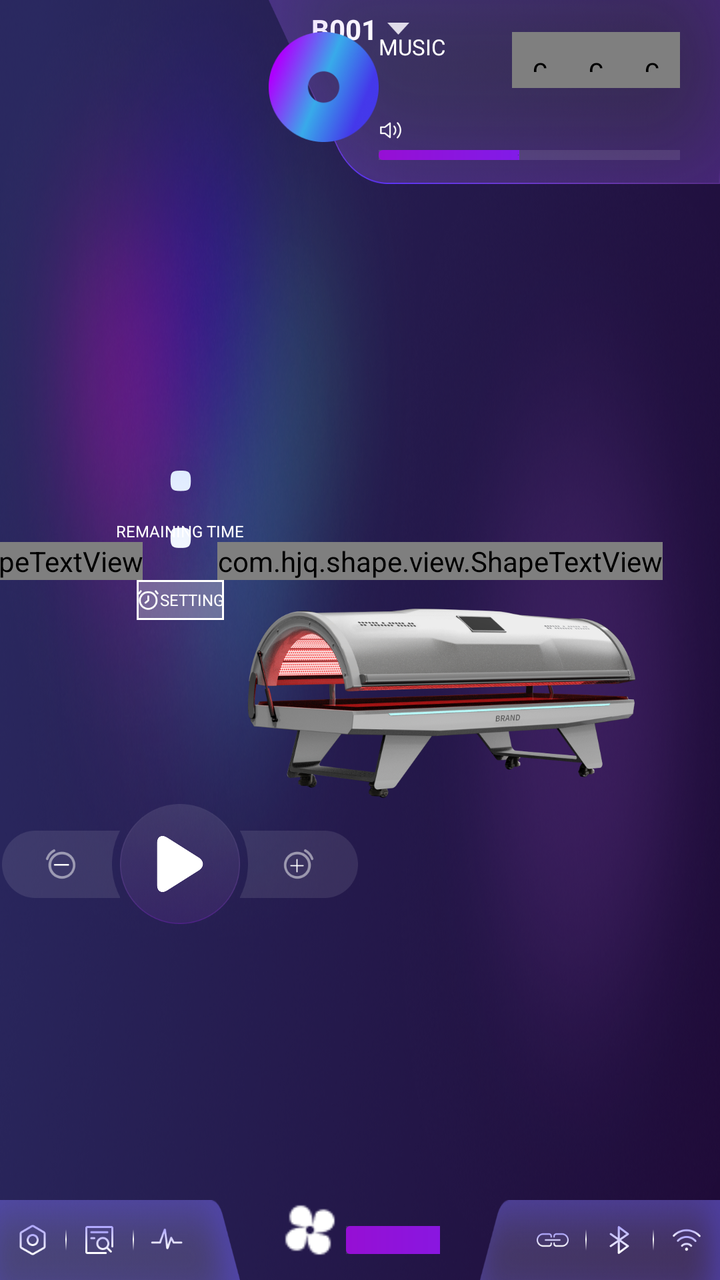
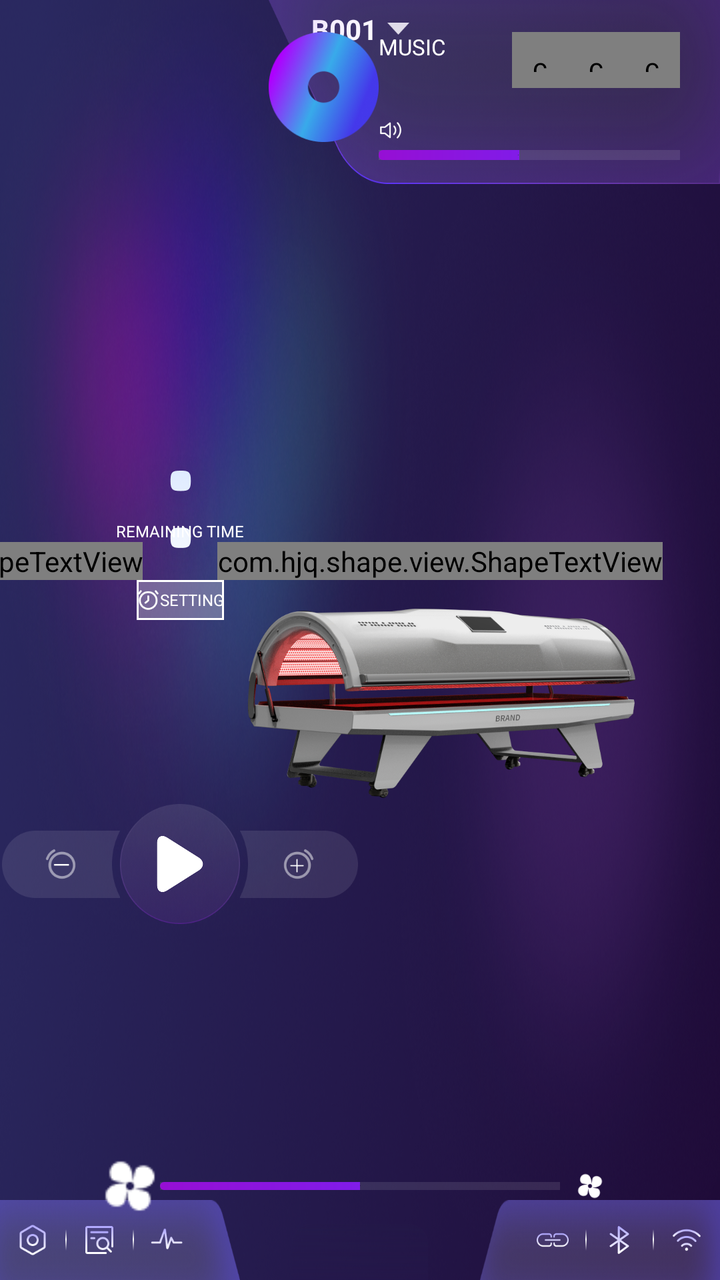

Screens rendered from an Android XML layout before and after an edit, with the pre-edit source and the edit as a unified diff.
<!-- AndroidManifest.xml: application theme AppTheme -->
<!-- res/layout/layout_devicelauncheractivity.xml -->
<?xml version="1.0" encoding="utf-8"?>
<LinearLayout xmlns:android="http://schemas.android.com/apk/res/android"
    xmlns:app="http://schemas.android.com/apk/res-auto"
    xmlns:tools="http://schemas.android.com/tools"
    android:layout_width="match_parent"
    android:layout_height="match_parent"
    android:background="@mipmap/bg_main"
    android:orientation="vertical"
    tools:ignore="MissingConstraints">

    <FrameLayout
        android:layout_width="match_parent"
        android:layout_height="42dp"
        android:visibility="gone">

        <LinearLayout
            android:layout_width="match_parent"
            android:layout_height="42dp"
            android:background="@color/title_color"
            android:gravity="center_vertical"
            android:orientation="horizontal">

            <ImageView
                android:id="@+id/ivFinish"
                android:layout_width="wrap_content"
                android:layout_height="match_parent"
                android:layout_centerVertical="true"
                android:paddingVertical="12dp"
                android:paddingLeft="20dp"
                android:paddingRight="10dp"
                android:src="@mipmap/icon_w_finish" />


            <View
                android:layout_width="match_parent"
                android:layout_height="match_parent"
                android:layout_weight="1" />

        </LinearLayout>

        
        
        
        
        
        
        
        

        <ImageView
            android:layout_width="160dp"
            android:layout_height="wrap_content"
            android:layout_gravity="center"
            android:src="@mipmap/pic_titlelogo" />
    </FrameLayout>

    <androidx.constraintlayout.widget.ConstraintLayout
        android:layout_width="match_parent"
        android:layout_height="match_parent">

        <include layout="@layout/layout_logo_top_left" />

        <LinearLayout
            android:id="@+id/llDeviceName"
            android:layout_width="wrap_content"
            android:layout_height="wrap_content"
            android:gravity="center_vertical"
            android:orientation="horizontal"
            android:paddingVertical="5dp"
            android:paddingRight="10dp"
            app:layout_constraintLeft_toLeftOf="parent"
            app:layout_constraintRight_toRightOf="parent">

            <TextView
                android:id="@+id/tvDeviceName"
                android:layout_width="wrap_content"
                android:layout_height="wrap_content"
                android:layout_marginLeft="10dp"
                android:gravity="center_vertical"
                android:paddingRight="5dp"
                android:text="B001"
                android:textColor="@color/white"
                android:textSize="14dp"
                android:textStyle="bold" />

            <ImageView
                android:id="@+id/ivDeviceName"
                android:layout_width="11dp"
                android:layout_height="6dp"
                android:src="@mipmap/icon_sanjiao" />

        </LinearLayout>

        <ImageView
            android:layout_width="275dp"
            android:layout_height="155dp"
            android:src="@mipmap/ic_machine"
            app:layout_constraintBottom_toTopOf="@id/ll_bottom"
            app:layout_constraintEnd_toEndOf="parent"
            app:layout_constraintTop_toBottomOf="@id/view_top_end" />

        <androidx.constraintlayout.widget.ConstraintLayout
            android:id="@+id/view_top_end"
            android:layout_width="wrap_content"
            android:layout_height="92dp"
            android:background="@mipmap/bg_main_top_right"
            android:paddingStart="@dimen/dp_40"
            app:layout_constraintEnd_toEndOf="parent"
            app:layout_constraintTop_toTopOf="parent">

            <ImageView
                android:id="@+id/logo_music"
                android:layout_width="55dp"
                android:layout_height="55dp"
                android:layout_marginTop="16dp"
                android:layout_marginEnd="@dimen/dp_10"
                android:src="@mipmap/ic_music"
                app:layout_constraintEnd_toStartOf="@id/tvPlayingNow"
                app:layout_constraintTop_toTopOf="parent" />

            <TextView
                android:id="@+id/tvMusic"
                android:layout_width="wrap_content"
                android:layout_height="wrap_content"
                android:layout_marginBottom="@dimen/dp_4"
                android:text="MUSIC"
                android:textColor="@color/white"
                android:textSize="11sp"
                app:layout_constraintStart_toStartOf="@id/tvPlayingNow"
                app:layout_constraintTop_toTopOf="@id/logo_music" />

            <TextView
                android:id="@+id/tvPlayingNow"
                android:layout_width="wrap_content"
                android:layout_height="wrap_content"
                android:layout_marginEnd="27dp"
                android:text="PLAYING NOW"
                android:textColor="#9F9F9F"
                android:textSize="6sp"
                android:visibility="invisible"
                app:layout_constraintEnd_toStartOf="@id/ivSong1"
                app:layout_constraintTop_toBottomOf="@id/tvMusic" />

            <ImageView

                android:layout_width="wrap_content"
                android:layout_height="wrap_content" />

            <com.diwen.liliao.utils.ReplaceSelectorImageView
                android:id="@+id/ivSong1"
                android:layout_width="28dp"
                android:layout_height="28dp"
                android:padding="8dp"
                android:src="@mipmap/icon_song1"
                app:layout_constraintBottom_toBottomOf="@id/ivSong2"
                app:layout_constraintEnd_toStartOf="@id/ivSong2"
                app:layout_constraintTop_toTopOf="@id/ivSong2" />

            <com.diwen.liliao.utils.ReplaceSelectorImageView
                android:id="@+id/ivSong2"
                android:layout_width="28dp"
                android:layout_height="28dp"
                android:padding="8dp"
                android:src="@mipmap/icon_song2"
                app:layout_constraintBottom_toBottomOf="@id/ivSong3"
                app:layout_constraintEnd_toStartOf="@id/ivSong3"
                app:layout_constraintTop_toTopOf="@id/ivSong3" />

            <com.diwen.liliao.utils.ReplaceSelectorImageView
                android:id="@+id/ivSong3"
                android:layout_width="28dp"
                android:layout_height="28dp"
                android:padding="8dp"
                android:src="@mipmap/icon_song3"
                app:layout_constraintEnd_toEndOf="@id/seekbar"
                app:layout_constraintTop_toTopOf="@id/logo_music" />

            <ImageView
                android:layout_width="12dp"
                android:layout_height="12dp"
                android:src="@mipmap/ic_music_small"
                app:layout_constraintLeft_toLeftOf="@id/seekbar"
                app:layout_constraintTop_toTopOf="@id/seekbar" />

            <SeekBar
                android:id="@+id/seekbar"
                style="@android:style/Widget.SeekBar"
                android:layout_width="0dp"
                android:layout_height="33dp"
                android:layout_gravity="center_vertical"
                android:layout_marginStart="@dimen/dp_10"
                android:layout_marginEnd="20dp"
                android:background="@null"
                android:max="15"
                android:min="0"
                android:paddingStart="0dp"
                android:paddingTop="16dp"
                android:paddingEnd="0dp"
                android:paddingBottom="12dp"
                android:progress="7"
                android:progressDrawable="@drawable/layer_list_progress_drawable_1"
                android:thumb="@drawable/shape_progressbar_thumb"
                app:layout_constraintBottom_toBottomOf="parent"
                app:layout_constraintEnd_toEndOf="parent"
                app:layout_constraintStart_toEndOf="@id/logo_music"
                tools:ignore="MissingConstraints" />

        </androidx.constraintlayout.widget.ConstraintLayout>

        <LinearLayout
            android:id="@+id/ll_bottom"
            android:layout_width="match_parent"
            android:layout_height="40dp"
            android:orientation="horizontal"
            app:layout_constraintBottom_toBottomOf="parent">

            <LinearLayout
                android:layout_width="0dp"
                android:layout_height="match_parent"
                android:layout_weight="1"
                android:background="@mipmap/bg_main_bottom_left"
                android:gravity="center_vertical"
                android:orientation="horizontal"
                android:paddingEnd="20dp">

                <LinearLayout
                    android:id="@+id/ivSetting"
                    android:layout_width="0dp"
                    android:layout_height="match_parent"
                    android:layout_weight="1"
                    android:gravity="center">

                    <ImageView
                        android:layout_width="16dp"
                        android:layout_height="16dp"
                        android:src="@mipmap/icon_setting" />

                </LinearLayout>

                <ImageView
                    android:layout_width="wrap_content"
                    android:layout_height="wrap_content"
                    android:src="@mipmap/line_divider" />

                <LinearLayout
                    android:id="@+id/ivRecord"
                    android:layout_width="0dp"
                    android:layout_height="match_parent"
                    android:layout_weight="1"
                    android:gravity="center">

                    <ImageView
                        android:layout_width="16dp"
                        android:layout_height="16dp"
                        android:src="@mipmap/ic_record" />

                </LinearLayout>

                <ImageView
                    android:layout_width="wrap_content"
                    android:layout_height="wrap_content"
                    android:src="@mipmap/line_divider" />

                <LinearLayout
                    android:id="@+id/ivMaiChong"
                    android:layout_width="0dp"
                    android:layout_height="match_parent"
                    android:layout_weight="1"
                    android:gravity="center">

                    <ImageView
                        android:layout_width="16dp"
                        android:layout_height="16dp"
                        android:src="@mipmap/ic_maichong" />

                </LinearLayout>


            </LinearLayout>

            <LinearLayout
                android:layout_width="0dp"
                android:layout_height="match_parent"
                android:layout_weight="1"
                android:gravity="center_vertical"
                android:orientation="horizontal"
                android:paddingStart="20dp"
                android:paddingEnd="20dp">

                <TextView
                    android:id="@+id/modelName"
                    android:layout_width="0dp"
                    android:layout_height="match_parent"
                    android:layout_gravity="center_horizontal"
                    android:layout_weight="1"
                    android:gravity="center"
                    android:text="@string/app_name"
                    android:textColor="@color/white"
                    android:textSize="14dp" />

                <LinearLayout
                    android:layout_width="230dp"
                    android:layout_height="match_parent"
                    android:orientation="horizontal">

                    <ImageView
                        android:id="@+id/fenshanJian"
                        android:layout_width="30dp"
                        android:layout_height="30dp"
                        android:padding="@dimen/dp_10"
                        android:src="@mipmap/ic_fengshan_jian" />

                    <SeekBar
                        android:id="@+id/seekbar_fengshan"
                        style="@android:style/Widget.SeekBar"
                        android:layout_width="0dp"
                        android:layout_height="match_parent"
                        android:layout_gravity="center_vertical"
                        android:layout_marginHorizontal="3dp"
                        android:layout_marginStart="@dimen/dp_10"
                        android:layout_marginEnd="@dimen/dp_10"
                        android:layout_weight="1"
                        android:background="@null"
                        android:enabled="false"
                        android:max="5"
                        android:min="1"
                        android:paddingStart="0dp"
                        android:paddingTop="13dp"
                        android:paddingEnd="0dp"
                        android:paddingBottom="13dp"
                        android:progress="3"
                        android:progressDrawable="@drawable/layer_list_progress_drawable_1"
                        android:thumb="@drawable/shape_progressbar_thumb" />

                    <ImageView
                        android:id="@+id/fenshanJia"
                        android:layout_width="30dp"
                        android:layout_height="30dp"
                        android:padding="7.5dp"
                        android:src="@mipmap/ic_fengshan_add" />

                </LinearLayout>

            </LinearLayout>

            <LinearLayout
                android:layout_width="0dp"
                android:layout_height="match_parent"
                android:layout_weight="1"
                android:background="@mipmap/bg_main_bottom_right"
                android:gravity="center_vertical"
                android:orientation="horizontal"
                android:paddingStart="20dp">

                <LinearLayout
                    android:layout_width="0dp"
                    android:layout_height="match_parent"
                    android:layout_weight="1"
                    android:gravity="center">

                    <ImageView
                        android:id="@+id/ivPhone"
                        android:layout_width="16dp"
                        android:layout_height="16dp"
                        android:src="@mipmap/icon_phoneline" />

                </LinearLayout>

                <ImageView
                    android:layout_width="wrap_content"
                    android:layout_height="wrap_content"
                    android:src="@mipmap/line_divider" />

                <LinearLayout
                    android:layout_width="0dp"
                    android:layout_height="match_parent"
                    android:layout_weight="1"
                    android:gravity="center">

                    <ImageView
                        android:id="@+id/ivBl"
                        android:layout_width="16dp"
                        android:layout_height="16dp"
                        android:src="@mipmap/icon_lanta" />

                </LinearLayout>

                <ImageView
                    android:layout_width="wrap_content"
                    android:layout_height="wrap_content"
                    android:src="@mipmap/line_divider" />

                <LinearLayout
                    android:layout_width="0dp"
                    android:layout_height="match_parent"
                    android:layout_weight="1"
                    android:gravity="center">

                    <ImageView
                        android:id="@+id/iv_wifi"
                        android:layout_width="16dp"
                        android:layout_height="16dp"
                        android:src="@mipmap/icon_wificonnect" />

                </LinearLayout>


            </LinearLayout>

        </LinearLayout>

        <RelativeLayout
            android:id="@+id/rl_start"
            android:layout_width="60dp"
            android:layout_height="60dp"
            android:background="@mipmap/bg_start"
            app:layout_constraintBottom_toTopOf="@id/ll_bottom"
            app:layout_constraintLeft_toLeftOf="parent"
            app:layout_constraintRight_toRightOf="@id/guild_line_ver_center"
            app:layout_constraintTop_toBottomOf="@id/iv_status"
            app:layout_constraintVertical_bias="0.4">

            <ImageView
                android:id="@+id/iv_start"
                android:layout_width="28dp"
                android:layout_height="28dp"
                android:layout_centerInParent="true"
                android:src="@mipmap/ic_stop" />

        </RelativeLayout>

        <RelativeLayout
            android:id="@+id/rl_start_left"
            android:layout_width="59dp"
            android:layout_height="33.5dp"
            android:background="@mipmap/bg_time_left"
            app:layout_constraintBottom_toBottomOf="@id/rl_start"
            app:layout_constraintEnd_toStartOf="@id/rl_start"
            app:layout_constraintTop_toTopOf="@id/rl_start">

            <ImageView
                android:id="@+id/ivmiue"
                android:layout_width="20dp"
                android:layout_height="20dp"
                android:layout_centerInParent="true"
                android:src="@mipmap/icon_jian_no" />

        </RelativeLayout>

        <RelativeLayout
            android:id="@+id/rl_start_right"
            android:layout_width="59dp"
            android:layout_height="33.5dp"
            android:background="@mipmap/bg_time_right"
            app:layout_constraintBottom_toBottomOf="@id/rl_start"
            app:layout_constraintStart_toEndOf="@id/rl_start"
            app:layout_constraintTop_toTopOf="@id/rl_start">

            <ImageView
                android:id="@+id/ivAdd"
                android:layout_width="20dp"
                android:layout_height="20dp"
                android:layout_centerInParent="true"
                android:src="@mipmap/icon_add_no" />
        </RelativeLayout>

        <androidx.constraintlayout.widget.Guideline
            android:id="@+id/guild_line_ver_center"
            android:layout_width="wrap_content"
            android:layout_height="wrap_content"
            android:orientation="vertical"
            app:layout_constraintGuide_percent="0.5" />

        <ImageView
            android:id="@+id/shapeMao"
            android:layout_width="wrap_content"
            android:layout_height="wrap_content"
            android:src="@mipmap/ic_time_point"
            app:layout_constraintBottom_toTopOf="@id/iv_status"
            app:layout_constraintEnd_toEndOf="@id/guild_line_ver_center"
            app:layout_constraintStart_toStartOf="parent" />

        <com.hjq.shape.view.ShapeTextView
            android:id="@+id/tvMine"
            android:layout_width="wrap_content"
            android:layout_height="wrap_content"
            android:gravity="center"
            android:text="10"
            android:textColor="@color/white"
            android:textSize="52.5sp"
            android:textStyle="bold"
            app:layout_constraintBottom_toTopOf="@id/iv_status"
            app:layout_constraintEnd_toStartOf="@id/shapeMao" />

        <com.hjq.shape.view.ShapeTextView
            android:id="@+id/tvSeconds"
            android:layout_width="wrap_content"
            android:layout_height="wrap_content"
            android:gravity="center"
            android:text="00"
            android:textColor="@color/white"
            android:textSize="52.5sp"
            android:textStyle="bold"
            app:layout_constraintBottom_toTopOf="@id/iv_status"
            app:layout_constraintStart_toEndOf="@id/shapeMao" />

        
        
        
        
        
        
        
        
        

        <LinearLayout
            android:id="@+id/iv_status"
            android:layout_width="wrap_content"
            android:layout_height="20dp"
            android:background="@drawable/bg_stroke_corner_10"
            android:gravity="center"
            android:orientation="horizontal"
            android:paddingHorizontal="@dimen/dp_10"
            app:layout_constraintBottom_toTopOf="@id/ll_bottom"
            app:layout_constraintEnd_toEndOf="@id/shapeMao"
            app:layout_constraintStart_toStartOf="@id/shapeMao"
            app:layout_constraintTop_toTopOf="parent">

            <ImageView
                android:layout_width="12dp"
                android:layout_height="12dp"
                android:src="@mipmap/ic_clock" />

            <TextView
                android:id="@+id/tv_status"
                android:layout_width="wrap_content"
                android:layout_height="wrap_content"
                android:layout_marginStart="@dimen/dp_4"
                android:text="SETTING"
                android:textColor="@color/white"
                android:textSize="8sp" />

        </LinearLayout>

        <TextView
            android:id="@+id/tvRemainingTime"
            android:layout_width="wrap_content"
            android:layout_height="wrap_content"
            android:text="REMAINING TIME"
            android:textColor="@color/white"
            android:textSize="8sp"
            app:layout_constraintBottom_toTopOf="@id/tvMine"
            app:layout_constraintEnd_toEndOf="@id/shapeMao"
            app:layout_constraintStart_toStartOf="@id/shapeMao" />

        <FrameLayout
            android:id="@+id/prepareOverlay"
            android:layout_width="0dp"
            android:layout_height="0dp"
            android:background="@mipmap/bg_main"
            android:clickable="true"
            android:focusable="true"
            android:visibility="gone"
            app:layout_constraintBottom_toBottomOf="parent"
            app:layout_constraintEnd_toEndOf="parent"
            app:layout_constraintStart_toStartOf="parent"
            app:layout_constraintTop_toTopOf="parent">

            <LinearLayout
                android:layout_width="wrap_content"
                android:layout_height="wrap_content"
                android:layout_gravity="center"
                android:gravity="center"
                android:orientation="vertical">

                <TextView
                    android:id="@+id/tvPrepareTitle"
                    android:layout_width="wrap_content"
                    android:layout_height="wrap_content"
                    android:text="SESSION STARTING IN SECONDS"
                    android:textColor="@color/white"
                    android:textSize="13sp" />

                <TextView
                    android:id="@+id/tvPrepareSeconds"
                    android:layout_width="220dp"
                    android:layout_height="130dp"
                    android:gravity="center"
                    android:text="10"
                    android:textColor="@color/white"
                    android:textSize="86sp"
                    android:textStyle="bold" />

                <TextView
                    android:id="@+id/tvPrepareHint"
                    android:layout_width="wrap_content"
                    android:layout_height="wrap_content"
                    android:text="Get in Bed Now"
                    android:textColor="@color/white"
                    android:textSize="13sp" />

            </LinearLayout>

            <ImageView
                android:id="@+id/ivPrepareBack"
                android:layout_width="58dp"
                android:layout_height="46dp"
                android:layout_gravity="bottom|end"
                android:paddingHorizontal="16dp"
                android:paddingVertical="11dp"
                android:src="@mipmap/icon_w_finish" />

        </FrameLayout>

        <androidx.recyclerview.widget.RecyclerView
            android:id="@+id/mesreList"
            android:layout_width="370dp"
            android:layout_height="match_parent"
            android:background="@color/white"
            android:orientation="vertical"
            android:visibility="gone"
            app:layoutManager="androidx.recyclerview.widget.LinearLayoutManager"
            app:layout_constraintRight_toRightOf="parent"
            app:layout_constraintTop_toTopOf="parent" />

        <ImageView
            android:id="@+id/iv_warning"
            android:layout_width="wrap_content"
            android:layout_height="wrap_content"
            android:src="@drawable/ic_warning_pic"
            android:visibility="gone"
            app:layout_constraintBottom_toBottomOf="parent"
            app:layout_constraintLeft_toLeftOf="parent"
            app:layout_constraintRight_toRightOf="parent"
            app:layout_constraintTop_toTopOf="parent"
            tools:visibility="visible" />

    </androidx.constraintlayout.widget.ConstraintLayout>


</LinearLayout>
<!-- res/layout/layout_logo_top_left.xml (included above) -->
<?xml version="1.0" encoding="utf-8"?>
<androidx.constraintlayout.widget.ConstraintLayout xmlns:android="http://schemas.android.com/apk/res/android"
    xmlns:app="http://schemas.android.com/apk/res-auto"
    android:layout_width="wrap_content"
    android:layout_height="wrap_content">

    <ImageView
        android:layout_width="123dp"
        android:layout_height="47dp"
        android:padding="16dp"
        android:src="@mipmap/ic_logo_main"
        android:visibility="invisible"
        app:layout_constraintDimensionRatio="H,62:11"
        app:layout_constraintStart_toStartOf="parent"
        app:layout_constraintTop_toTopOf="parent" />

</androidx.constraintlayout.widget.ConstraintLayout>
<!-- resources referenced by this layout -->
<resources>
  <color name="title_color">#735A74F9</color>
  <color name="white">#FFFFFF</color>
  <!-- drawable bg_stroke_corner_10 (drawable) -->
  <?xml version="1.0" encoding="utf-8"?>
  <shape android:shape="rectangle" xmlns:android="http://schemas.android.com/apk/res/android">
      <corners android:radius="@dimen/dp_10" />
      <stroke
          android:color="@color/white"
          android:width="1dp" />
      <solid android:color="#47FFFFFF" />
  
  </shape>
  <!-- drawable layer_list_progress_drawable_1 (drawable) -->
  <?xml version="1.0" encoding="utf-8"?>
  <layer-list xmlns:android="http://schemas.android.com/apk/res/android">
  
      <item
          android:id="@android:id/background"
          android:drawable="@color/white10" />
  
      <item android:id="@android:id/progress">
  
          <clip android:drawable="@drawable/shape_progressbar_progress" />
  
      </item>
  
  </layer-list>
  <!-- drawable shape_progressbar_thumb (drawable) -->
  <?xml version="1.0" encoding="utf-8"?>
  <shape xmlns:android="http://schemas.android.com/apk/res/android">
  
      
      <solid android:color="@color/bg00" />
  
  </shape>
  <string name="app_name">Magique</string>
  <style name="AppTheme" parent="Theme.AppCompat.Light.NoActionBar">
          <item name="colorPrimary">@color/white</item>
          <item name="colorPrimaryDark">@color/white</item>
          <item name="colorAccent">@color/themeColor</item>
          <item name="android:textColor">@color/black</item>
  
          
          <item name="android:windowBackground">@color/white</item>
          <item name="android:windowSoftInputMode">stateAlwaysHidden</item>
          <item name="android:launchMode">singleTop</item>
          <item name="android:forceDarkAllowed" tools:ignore="NewApi">false</item>
      </style>
  <color name="white10">#1AFFFFFF</color>
  <!-- drawable shape_progressbar_progress (drawable) -->
  <?xml version="1.0" encoding="utf-8"?>
  <shape xmlns:android="http://schemas.android.com/apk/res/android">
  
      <gradient
          android:endColor="#6929FE"
          android:startColor="#960FD4" />
      <corners android:radius="2dp" />
  </shape>
  <color name="bg00">#00000000</color>
  <color name="themeColor">#3F73FE</color>
  <color name="black">#000000</color>
  <!-- unchanged entries left out for length: 32 -->
</resources>

<!-- the commit's change to res/layout/layout_devicelauncheractivity.xml (unified diff, before → after) -->
@@ -90,6 +90,12 @@
                 android:src="@mipmap/icon_sanjiao" />
 
         </LinearLayout>
+
+        <TextView
+            android:id="@+id/modelName"
+            android:layout_width="0dp"
+            android:layout_height="0dp"
+            android:visibility="gone" />
 
         <ImageView
             android:layout_width="275dp"
@@ -278,70 +284,19 @@
 
             </LinearLayout>
 
-            <LinearLayout
+            <FrameLayout
                 android:layout_width="0dp"
                 android:layout_height="match_parent"
                 android:layout_weight="1"
-                android:gravity="center_vertical"
-                android:orientation="horizontal"
-                android:paddingStart="20dp"
-                android:paddingEnd="20dp">
-
-                <TextView
-                    android:id="@+id/modelName"
-                    android:layout_width="0dp"
+                android:paddingHorizontal="26dp"
+                android:paddingTop="12dp">
+
+                <View
+                    android:layout_width="match_parent"
                     android:layout_height="match_parent"
-                    android:layout_gravity="center_horizontal"
-                    android:layout_weight="1"
-                    android:gravity="center"
-                    android:text="@string/app_name"
-                    android:textColor="@color/white"
-                    android:textSize="14dp" />
-
-                <LinearLayout
-                    android:layout_width="230dp"
-                    android:layout_height="match_parent"
-                    android:orientation="horizontal">
-
-                    <ImageView
-                        android:id="@+id/fenshanJian"
-                        android:layout_width="30dp"
-                        android:layout_height="30dp"
-                        android:padding="@dimen/dp_10"
-                        android:src="@mipmap/ic_fengshan_jian" />
-
-                    <SeekBar
-                        android:id="@+id/seekbar_fengshan"
-                        style="@android:style/Widget.SeekBar"
-                        android:layout_width="0dp"
-                        android:layout_height="match_parent"
-                        android:layout_gravity="center_vertical"
-                        android:layout_marginHorizontal="3dp"
-                        android:layout_marginStart="@dimen/dp_10"
-                        android:layout_marginEnd="@dimen/dp_10"
-                        android:layout_weight="1"
-                        android:background="@null"
-                        android:enabled="false"
-                        android:max="5"
-                        android:min="1"
-                        android:paddingStart="0dp"
-                        android:paddingTop="13dp"
-                        android:paddingEnd="0dp"
-                        android:paddingBottom="13dp"
-                        android:progress="3"
-                        android:progressDrawable="@drawable/layer_list_progress_drawable_1"
-                        android:thumb="@drawable/shape_progressbar_thumb" />
-
-                    <ImageView
-                        android:id="@+id/fenshanJia"
-                        android:layout_width="30dp"
-                        android:layout_height="30dp"
-                        android:padding="7.5dp"
-                        android:src="@mipmap/ic_fengshan_add" />
-
-                </LinearLayout>
-
-            </LinearLayout>
+                    android:background="@drawable/bg_main_bottom_center" />
+
+            </FrameLayout>
 
             <LinearLayout
                 android:layout_width="0dp"
@@ -406,6 +361,54 @@
 
 
             </LinearLayout>
+
+        </LinearLayout>
+
+        <LinearLayout
+            android:id="@+id/fan_control"
+            android:layout_width="260dp"
+            android:layout_height="30dp"
+            android:gravity="center_vertical"
+            android:orientation="horizontal"
+            android:translationY="8dp"
+            app:layout_constraintBottom_toTopOf="@id/ll_bottom"
+            app:layout_constraintEnd_toEndOf="parent"
+            app:layout_constraintStart_toStartOf="parent">
+
+            <ImageView
+                android:id="@+id/fenshanJian"
+                android:layout_width="30dp"
+                android:layout_height="30dp"
+                android:padding="@dimen/dp_10"
+                android:src="@mipmap/ic_fengshan_jian" />
+
+            <SeekBar
+                android:id="@+id/seekbar_fengshan"
+                style="@android:style/Widget.SeekBar"
+                android:layout_width="0dp"
+                android:layout_height="match_parent"
+                android:layout_gravity="center_vertical"
+                android:layout_marginStart="@dimen/dp_10"
+                android:layout_marginEnd="@dimen/dp_10"
+                android:layout_weight="1"
+                android:background="@null"
+                android:enabled="false"
+                android:max="5"
+                android:min="1"
+                android:paddingStart="0dp"
+                android:paddingTop="13dp"
+                android:paddingEnd="0dp"
+                android:paddingBottom="13dp"
+                android:progress="3"
+                android:progressDrawable="@drawable/layer_list_progress_drawable_1"
+                android:thumb="@drawable/shape_progressbar_thumb" />
+
+            <ImageView
+                android:id="@+id/fenshanJia"
+                android:layout_width="30dp"
+                android:layout_height="30dp"
+                android:padding="7.5dp"
+                android:src="@mipmap/ic_fengshan_add" />
 
         </LinearLayout>
 
<!-- resource entries referenced after the edit -->
@@ -2,6 +2,17 @@
 <resources>
   <color name="title_color">#735A74F9</color>
   <color name="white">#FFFFFF</color>
+  <!-- drawable bg_main_bottom_center (drawable) -->
+  <?xml version="1.0" encoding="utf-8"?>
+  <shape xmlns:android="http://schemas.android.com/apk/res/android">
+      <gradient
+          android:angle="270"
+          android:endColor="#6624174B"
+          android:startColor="#33211A46" />
+      <corners
+          android:topLeftRadius="10dp"
+          android:topRightRadius="10dp" />
+  </shape>
   <!-- drawable bg_stroke_corner_10 (drawable) -->
   <?xml version="1.0" encoding="utf-8"?>
   <shape android:shape="rectangle" xmlns:android="http://schemas.android.com/apk/res/android">
@@ -35,7 +46,6 @@
       <solid android:color="@color/bg00" />
   
   </shape>
-  <string name="app_name">Magique</string>
   <style name="AppTheme" parent="Theme.AppCompat.Light.NoActionBar">
           <item name="colorPrimary">@color/white</item>
           <item name="colorPrimaryDark">@color/white</item>
